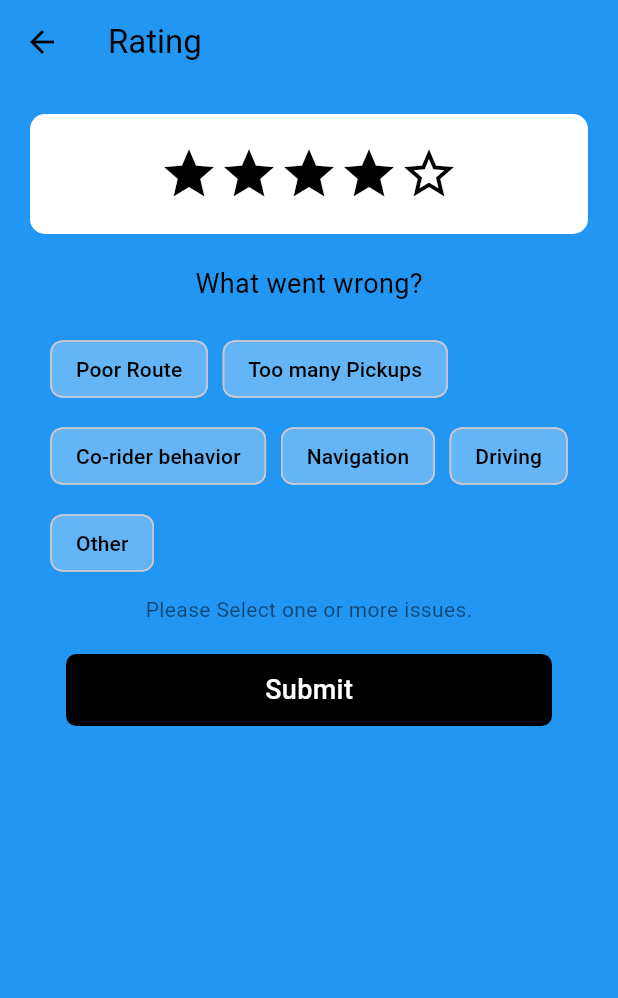
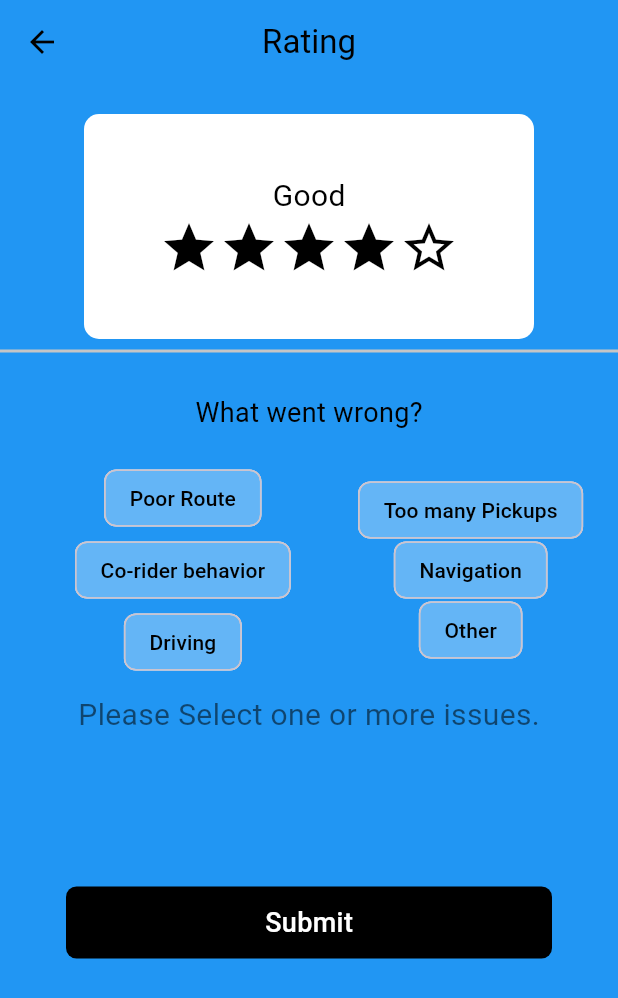
Before and after one commit to Nyiriek/Ubamb, a Flutter app: the RatingScreen screen opened directly, on a phone screen of 412 x 824 dp. Shown: the top 998 px of the screen. Run offline on Flutter 3.47's test engine with Material 3 defaults, Android fonts, the light colour scheme and no system bars; Roboto replaces fonts that are missing (Roboto Medium).

Commit message:
added screens

```diff
--- a/ubamb/lib/screens/arrived_screen.dart
+++ b/ubamb/lib/screens/arrived_screen.dart
@@ -1,4 +1,5 @@
 import 'package:flutter/material.dart';
+import 'package:ubamb/screens/payment_screen.dart';
 import 'package:ubamb/screens/rating_screen.dart';
 
 
@@ -141,7 +142,7 @@ class ArrivedScreen extends StatelessWidget {
                         onPressed: () {
                           Navigator.push(
                             context,
-                            MaterialPageRoute(builder: (context) => const RatingScreen()),
+                            MaterialPageRoute(builder: (context) => const PaymentScreen()),
                           );
                           // Add your arrived functionality here
                         },
--- a/ubamb/lib/screens/rating_screen.dart
+++ b/ubamb/lib/screens/rating_screen.dart
@@ -30,8 +30,9 @@ class _RatingScreenState extends State<RatingScreen> {
           icon: const Icon(Icons.arrow_back, color: Colors.black),
           onPressed: () => Navigator.of(context).pop(),
         ),
-        title: const Text('Rating', style: TextStyle(color: Colors.black)),
+        title:  Text('Rating', style: TextStyle(color: Colors.black)),
         elevation: 0,
+        centerTitle: true ,
       ),
       body: Container(
         color: Colors.blue,
@@ -43,13 +44,24 @@ class _RatingScreenState extends State<RatingScreen> {
                   children: [
                     const SizedBox(height: 20),
                     Container(
+                      height: 150,
+                      width: 300,
                       margin: const EdgeInsets.symmetric(horizontal: 20),
                       padding: const EdgeInsets.all(20),
                       decoration: BoxDecoration(
                         color: Colors.white,
                         borderRadius: BorderRadius.circular(10),
                       ),
-                      child: Row(
+                      child: Column(
+                        mainAxisAlignment: MainAxisAlignment.center,
+
+                        children: [
+                          Text('Good',
+                          style: TextStyle(
+                            color: Colors.black,
+                            fontSize: 20,
+                          )),
+                          Row(
                             mainAxisAlignment: MainAxisAlignment.center,
                             children: List.generate(5, (index) {
                               return Icon(
@@ -57,8 +69,15 @@ class _RatingScreenState extends State<RatingScreen> {
                                 size: 40,
                                 color: Colors.black,
                               );
-                        }),
+                            },
                             ),
+                          ),
+                        ],
+                      ),
+                    ),
+                    const Divider(
+                      color: Color(0xFFC5C5C5),
+                      thickness: 2,
                     ),
                     const SizedBox(height: 20),
                     const Text(
@@ -69,13 +88,22 @@ class _RatingScreenState extends State<RatingScreen> {
                     Wrap(
                       spacing: 10,
                       runSpacing: 10,
-                      children: List.generate(_issues.length, (index) {
+                      children: [
+                        Row(
+                          children: [
+                            SizedBox(width: 50),
+                            Column(
+                              children: List.generate(_issues.length ~/ 2, (index) {
+                                final issueIndex = index * 2 ;
+                                if (issueIndex >= _issues.length) {
+                                  return const SizedBox.shrink();
+                                }
                                 return FilterChip(
-                          label: Text(_issues[index]),
-                          selected: _selectedIssues[index],
+                                  label: Text(_issues[issueIndex]),
+                                  selected: _selectedIssues[issueIndex],
                                   onSelected: (bool selected) {
                                     setState(() {
-                              _selectedIssues[index] = selected;
+                                      _selectedIssues[issueIndex] = selected;
                                     });
                                   },
                                   backgroundColor: Colors.blue[300],
@@ -84,12 +112,42 @@ class _RatingScreenState extends State<RatingScreen> {
                                 );
                               }),
                             ),
+                            SizedBox(width: 30),
+                            Column(
+                              children: List.generate(_issues.length ~/ 2, (index) {
+                                final issueIndex = index * 2 + 1;
+                                if (issueIndex >= _issues.length) {
+                                  return const SizedBox.shrink();
+                                }
+                                return SizedBox(
+                                  height: 40,
+                                  width: 180,// Set the desired height for all FilterChips
+                                  child: FilterChip(
+                                    label: Text(_issues[issueIndex]),
+                                    selected: _selectedIssues[issueIndex],
+                                    onSelected: (bool selected) {
+                                      setState(() {
+                                        _selectedIssues[issueIndex] = selected;
+                                      });
+                                    },
+                                    backgroundColor: Colors.blue[300],
+                                    selectedColor: Colors.blue[500],
+                                    labelStyle: const TextStyle(color: Colors.black),
+                                  ),
+                                );
+                              }),
+                            ),
+
+                          ],
+                        ),
+                      ],
+                    ),
                     const SizedBox(height: 10),
                     const Text(
                       'Please Select one or more issues.',
-                      style: TextStyle(color: Colors.black54),
+                      style: TextStyle(color: Colors.black54, fontSize: 20,),
                     ),
-                    const SizedBox(height: 20),
+                    const SizedBox(height: 100),
                     GestureDetector(
                     onTap: () {
                       Navigator.push(
--- a/ubamb/lib/screens/starttrip_screen.dart
+++ b/ubamb/lib/screens/starttrip_screen.dart
@@ -1,5 +1,6 @@
 import 'package:flutter/material.dart';
 import 'package:ubamb/screens/arrived_screen.dart';
+import 'package:ubamb/screens/ongoing_screen.dart';
 
 class TripScreen extends StatelessWidget {
   const TripScreen({super.key});
@@ -140,7 +141,7 @@ class TripScreen extends StatelessWidget {
                         onPressed: () {
                           Navigator.push(
                             context,
-                            MaterialPageRoute(builder: (context) => const ArrivedScreen()),
+                            MaterialPageRoute(builder: (context) => const OngoingScreen()),
                           );
                           // Add your start trip functionality here
                         },
```
Also changed, not shown: ubamb/lib/screens/ongoing_screen.dart (added, +158 -0 lines), ubamb/lib/screens/payment_screen.dart (added, +369 -0 lines), ubamb/pubspec.yaml (+9 -0 lines), ubamb/assets/images/img_10.png (added), ubamb/assets/images/img_11.png (added), ubamb/assets/images/img_12.png (added), ubamb/assets/images/img_13.png (added), ubamb/assets/images/img_14.png (added), ubamb/assets/images/img_15.png (added), ubamb/assets/images/img_7.png (added), ubamb/assets/images/img_8.png (added), ubamb/assets/images/img_9.png (added). Lines whose indentation alone changed are shown as unchanged.
